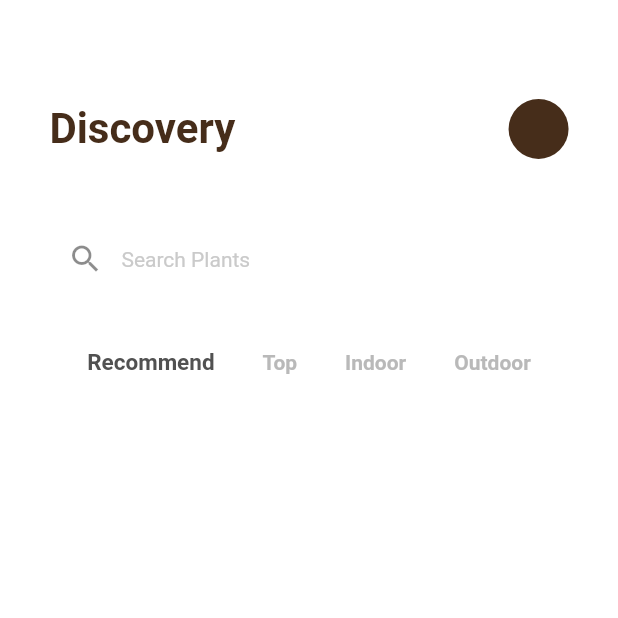
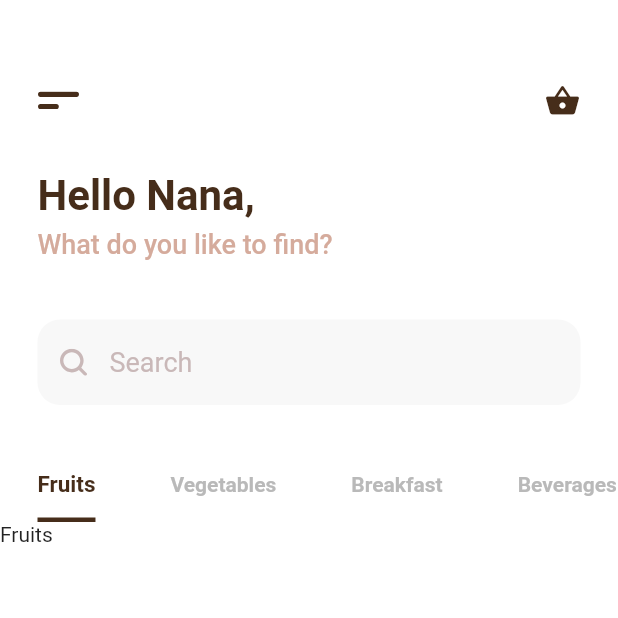
Before and after one commit to Console45/Flutter-shop-app, a Flutter app: the screen it shows after launch, on a phone screen of 412 x 824 dp, the top half of it. Run offline on Flutter 3.47's test engine with Material 2 defaults, Android fonts, the phone set to English and light mode, and no system bars; our stand-ins replace flutter_svg, google_fonts.

Commit message:
edited the tabs and textfield

```diff
--- a/lib/screens/products_overwiew.dart
+++ b/lib/screens/products_overwiew.dart
@@ -1,4 +1,5 @@
 import 'package:flutter/material.dart';
+import 'package:flutter_svg/flutter_svg.dart';
 
 class ProductsOverwiew extends StatefulWidget {
   @override
@@ -22,48 +23,91 @@ class _ProductsOverwiewState extends State<ProductsOverwiew>
 
   @override
   Widget build(BuildContext context) {
-    return Container(
-      padding: EdgeInsets.only(
-        top: MediaQuery.of(context).size.height * 0.08,
-        left: MediaQuery.of(context).size.width * 0.08,
-        right: MediaQuery.of(context).size.width * 0.08,
+    return Scaffold(
+      body: Container(
+        child: Column(
+          crossAxisAlignment: CrossAxisAlignment.start,
+          children: [
+            SizedBox(
+              height: 30,
             ),
-      child: Column(
-        children: [
-          Row(
+            Padding(
+              padding: const EdgeInsets.symmetric(vertical: 25, horizontal: 25),
+              child: Row(
                 mainAxisAlignment: MainAxisAlignment.spaceBetween,
                 children: [
+                  GestureDetector(
+                    child: SvgPicture.asset(
+                      'assets/icons/drawToggle.svg',
+                      color: Theme.of(context).accentColor,
+                      width: 28,
+                    ),
+                  ),
+                  Icon(
+                    Icons.shopping_basket,
+                    color: Theme.of(context).accentColor,
+                  ),
+                ],
+              ),
+            ),
+            SizedBox(
+              height: 10,
+            ),
+            Padding(
+              padding: const EdgeInsets.only(left: 25),
+              child: Column(
+                crossAxisAlignment: CrossAxisAlignment.start,
+                children: [
                   Text(
-                'Discovery',
+                    'Hello Nana,',
                     style: Theme.of(context).textTheme.headline1,
                   ),
-              CircleAvatar(
-                backgroundColor: Theme.of(context).accentColor,
+                  SizedBox(
+                    height: 5,
+                  ),
+                  Text(
+                    'What do you like to find?',
+                    style: Theme.of(context).textTheme.bodyText1,
                   )
                 ],
+              ),
             ),
             SizedBox(
               height: 40,
             ),
-          TextField(
+            Padding(
+              padding: const EdgeInsets.symmetric(horizontal: 25),
+              child: TextField(
                 decoration: InputDecoration(
-              contentPadding: const EdgeInsets.all(17),
+                  prefixIcon: Padding(
+                    padding: const EdgeInsets.all(15),
+                    child: SvgPicture.asset(
+                      'assets/icons/search.svg',
+                      color: Color(0xffC9B8B8),
+                    ),
+                  ),
+                  contentPadding: const EdgeInsets.all(18),
+                  hintText: 'Search',
+                  hintStyle: TextStyle(color: Color(0xffC9B8B8), fontSize: 18),
                   filled: true,
-              hintText: 'Search Plants',
-              hintStyle: TextStyle(color: Color(0xffCACACA), fontSize: 14),
-              prefixIcon: Icon(Icons.search),
-              fillColor: Theme.of(context).primaryColor,
-              border: UnderlineInputBorder(
+                  fillColor: Color(0xffF8F8F8),
+                  border: OutlineInputBorder(
+                    borderRadius: BorderRadius.circular(15),
                     borderSide: BorderSide.none,
-                borderRadius: BorderRadius.circular(30),
+                  ),
                 ),
               ),
             ),
             SizedBox(
-            height: 20,
+              height: 30,
             ),
-          _productsTab(_tabController)
+            _productsTab(_tabController),
+            Container(
+              height: MediaQuery.of(context).size.height * 0.54,
+              child: _productsTabView(_tabController),
+            ),
           ],
+        ),
       ),
     );
   }
@@ -73,22 +117,29 @@ Widget _productsTab(TabController tabController) {
   return TabBar(
     tabs: const <Widget>[
       Tab(
-        text: 'Recommend',
+        text: 'Fruits',
       ),
       Tab(
-        text: 'Top',
+        text: 'Vegetables',
       ),
       Tab(
-        text: 'Indoor',
+        text: 'Breakfast',
       ),
       Tab(
-        text: 'Outdoor',
+        text: 'Beverages',
       ),
     ],
     controller: tabController,
     isScrollable: true,
-    indicator: UnderlineTabIndicator(borderSide: BorderSide.none),
-    labelColor: Color(0xff515151),
+    indicator: UnderlineTabIndicator(
+      borderSide: BorderSide(
+        width: 3,
+        color: Color(0xff462D1A),
+      ),
+    ),
+    labelPadding: EdgeInsets.symmetric(horizontal: 25),
+    indicatorSize: TabBarIndicatorSize.label,
+    labelColor: Color(0xff462D1A),
     labelStyle: TextStyle(
       fontWeight: FontWeight.bold,
       fontSize: 15,
@@ -99,3 +150,15 @@ Widget _productsTab(TabController tabController) {
     unselectedLabelColor: Color(0xffB9B9B9),
   );
 }
+
+Widget _productsTabView(TabController tabController) {
+  return TabBarView(
+    children: [
+      Text('Fruits'),
+      Text('Vegetables'),
+      Text('Breakfast'),
+      Text('Beverages'),
+    ],
+    controller: tabController,
+  );
+}
```
Lines whose indentation alone changed are shown as unchanged.
